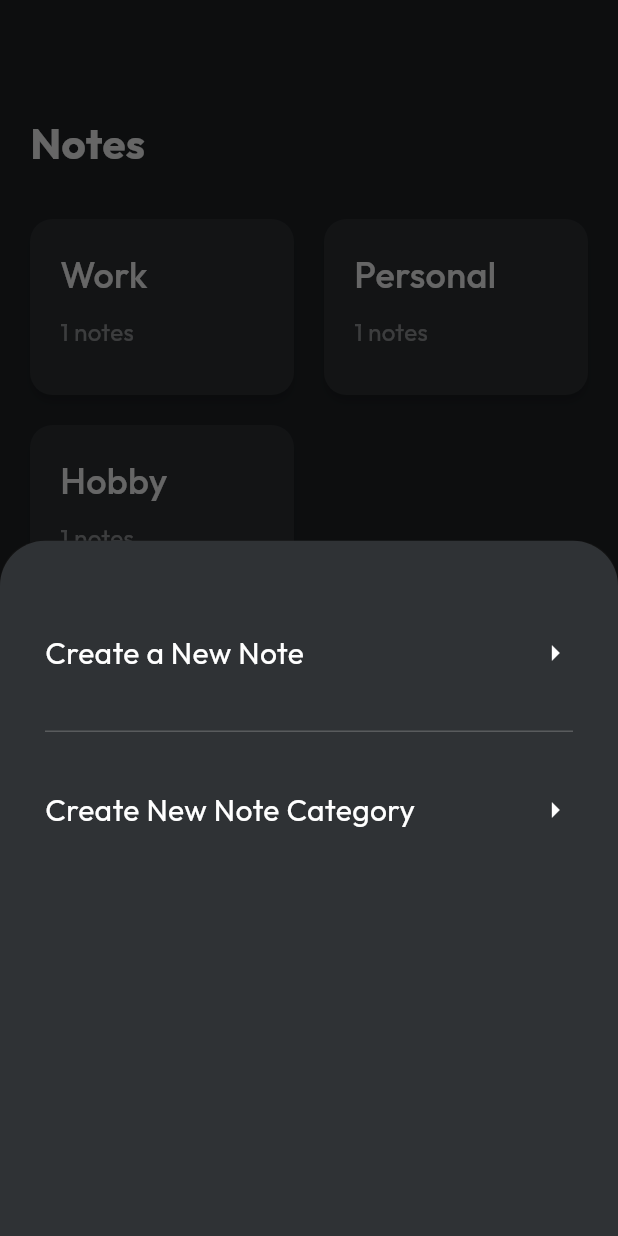
After one commit to HGSChandeepa/NoteSphere, a Flutter app: the NotesPage screen opened by its route, after a tap on the "add" icon, on a phone screen of 412 x 824 dp. The commit adds this screen. Run offline on Flutter 3.47's test engine with Material 3 defaults, Android fonts, the phone set to English and light mode, and no system bars; our stand-ins replace go_router, google_fonts, hive, hive_flutter; accounts and stored records are empty; generated files the repository leaves out were written again.

Commit message:
hive - local storage

```diff
--- a/lib/main.dart
+++ b/lib/main.dart
@@ -28,8 +28,9 @@ class MyApp extends StatelessWidget {
   Widget build(BuildContext context) {
     return MaterialApp.router(
       title: 'Notes',
+      debugShowCheckedModeBanner: false,
       theme: ThemeClass.darkTheme.copyWith(
-        textTheme: GoogleFonts.latoTextTheme(
+        textTheme: GoogleFonts.outfitTextTheme(
           Theme.of(context).textTheme,
         ),
       ),
--- /dev/null
+++ b/lib/pages/create_note.dart
@@ -0,0 +1,22 @@
+import 'package:flutter/material.dart';
+
+class CreateNotePage extends StatefulWidget {
+  const CreateNotePage({super.key});
+
+  @override
+  State<CreateNotePage> createState() => _CreateNotePageState();
+}
+
+class _CreateNotePageState extends State<CreateNotePage> {
+  @override
+  Widget build(BuildContext context) {
+    return Scaffold(
+      appBar: AppBar(
+        title: const Text('Create Note'),
+      ),
+      body: const Center(
+        child: Text('Create Note Page'),
+      ),
+    );
+  }
+}
--- a/lib/pages/notes.dart
+++ b/lib/pages/notes.dart
@@ -1,7 +1,10 @@
 import 'package:brainbox/models/note_model.dart';
 import 'package:brainbox/services/note_service.dart';
+import 'package:brainbox/utils/colors.dart';
 import 'package:brainbox/utils/constants.dart';
 import 'package:brainbox/utils/text_styles.dart';
+import 'package:brainbox/widgets/bottom_sheet.dart';
+import 'package:brainbox/widgets/notes_card.dart';
 import 'package:flutter/material.dart';
 import 'package:hive/hive.dart';
 
@@ -14,43 +17,110 @@ class NotesPage extends StatefulWidget {
 
 class _NotesPageState extends State<NotesPage> {
   final List<Note> allNotes = [];
-  //create an instance for the database hive
+  bool showCategoryInput = false;
   final _noteBox = Hive.box("notes");
   NoteService noteService = NoteService();
+
+  void openBottomSheet() {
+    showCategoryInput
+        ? showModalBottomSheet(
+            context: context,
+            barrierColor: Colors.black.withOpacity(0.6),
+            builder: (context) => CategoryInputBottomSheet(
+              showCategoryInput: true,
+              onClose: () {
+                setState(() {
+                  showCategoryInput = false;
+                });
+              },
+              onToggle: () {
+                setState(() {
+                  showCategoryInput = !showCategoryInput;
+                });
+              },
+            ),
+          )
+        : showModalBottomSheet(
+            context: context,
+            barrierColor: Colors.black.withOpacity(0.6),
+            builder: (context) => CategoryInputBottomSheet(
+              showCategoryInput: false,
+              onClose: () {
+                setState(() {
+                  showCategoryInput = false;
+                });
+              },
+              onToggle: () {
+                setState(() {
+                  showCategoryInput = !showCategoryInput;
+                });
+              },
+            ),
+          );
+  }
+
   @override
   void initState() {
-    //load the notes
+    super.initState();
     if (_noteBox.get("notes") == null) {
       noteService.createInitialNotes();
-
-      //add notes to the allNotes
       setState(() {
         allNotes.addAll(noteService.allNotes);
-        print(allNotes[0]);
       });
     } else {
       noteService.loadNotes();
       setState(() {
         allNotes.addAll(noteService.allNotes);
-        print(allNotes[0]);
       });
     }
-    super.initState();
   }
 
   @override
   Widget build(BuildContext context) {
     return Scaffold(
       appBar: AppBar(),
-      body: const Padding(
-        padding: EdgeInsets.all(
+      floatingActionButton: FloatingActionButton(
+        onPressed: openBottomSheet,
+        shape: const RoundedRectangleBorder(
+          borderRadius: BorderRadius.all(
+            Radius.circular(100),
+          ),
+        ),
+        backgroundColor: AppColors.kFabColor,
+        child: Icon(
+          Icons.add,
+          color: AppColors.kWhiteColor,
+          size: 30,
+        ),
+      ),
+      body: Padding(
+        padding: const EdgeInsets.all(
           AppConstants.kDefaultPadding,
         ),
         child: Column(
+          crossAxisAlignment: CrossAxisAlignment.start,
           children: [
-            Text(
+            const Text(
               'Notes',
               style: AppTextStyles.appTitle,
+            ),
+            const SizedBox(height: 30),
+            GridView.builder(
+              shrinkWrap: true,
+              physics: const NeverScrollableScrollPhysics(),
+              gridDelegate: const SliverGridDelegateWithFixedCrossAxisCount(
+                crossAxisCount: 2,
+                crossAxisSpacing: AppConstants.kDefaultPadding,
+                mainAxisSpacing: AppConstants.kDefaultPadding,
+                childAspectRatio: 6 / 4,
+              ),
+              itemCount: allNotes.length,
+              itemBuilder: (context, index) {
+                return NotesCard(
+                  noteCategory: allNotes[index].category,
+                  noOfNotes: noteService.getNoOfNotes(allNotes[index].category),
+                );
+              },
             ),
           ],
         ),
--- a/lib/services/note_service.dart
+++ b/lib/services/note_service.dart
@@ -45,15 +45,21 @@ class NoteService {
     if (notes != null && notes is List<dynamic>) {
       allNotes = notes.cast<Note>().toList();
     }
-
-    print("Notes loaded successfully");
   }
 
   // Method to add a note
   void addNote(Note note) async {
     allNotes.add(note);
     _myBox.put("notes", allNotes);
+  }
 
-    print("Note added successfully");
+  //methode to calculate the number of notes according to the category
+  int getNoOfNotes(String category) {
+    return allNotes.where((note) => note.category == category).length;
+  }
+
+  //method to get the notes according to the category
+  List<Note> getNotesByCategory(String category) {
+    return allNotes.where((note) => note.category == category).toList();
   }
 }
--- a/lib/utils/router.dart
+++ b/lib/utils/router.dart
@@ -1,3 +1,4 @@
+import 'package:brainbox/pages/create_note.dart';
 import 'package:brainbox/pages/home_page.dart';
 import 'package:brainbox/pages/notes.dart';
 import 'package:brainbox/pages/todos.dart';
@@ -29,6 +30,14 @@ class AppRouter {
           return const ToDoPage();
         },
       ),
+
+      GoRoute(
+        name: "create-note",
+        path: "/create-note",
+        builder: (context, state) {
+          return const CreateNotePage();
+        },
+      ),
     ],
   );
 }
--- /dev/null
+++ b/lib/widgets/bottom_sheet.dart
@@ -0,0 +1,103 @@
+import 'package:brainbox/utils/colors.dart';
+import 'package:brainbox/utils/constants.dart';
+import 'package:brainbox/utils/text_styles.dart';
+import 'package:flutter/material.dart';
+
+class CategoryInputBottomSheet extends StatefulWidget {
+  final bool showCategoryInput;
+  final Function() onClose;
+  final Function() onToggle;
+
+  const CategoryInputBottomSheet({
+    required this.showCategoryInput,
+    required this.onClose,
+    required this.onToggle,
+  });
+
+  @override
+  _CategoryInputBottomSheetState createState() =>
+      _CategoryInputBottomSheetState();
+}
+
+class _CategoryInputBottomSheetState extends State<CategoryInputBottomSheet> {
+  late TextEditingController _categoryController;
+
+  @override
+  void initState() {
+    super.initState();
+    _categoryController = TextEditingController();
+  }
+
+  @override
+  void dispose() {
+    _categoryController.dispose();
+    super.dispose();
+  }
+
+  @override
+  Widget build(BuildContext context) {
+    return Container(
+      width: double.infinity,
+      decoration: BoxDecoration(
+        borderRadius: const BorderRadius.only(
+          topLeft: Radius.circular(30),
+          topRight: Radius.circular(30),
+        ),
+        color: AppColors.kCardColor,
+      ),
+      padding: const EdgeInsets.all(AppConstants.kDefaultPadding * 1.5),
+      child: Column(
+        crossAxisAlignment: CrossAxisAlignment.start,
+        children: [
+          const SizedBox(height: 30),
+          if (widget.showCategoryInput)
+            TextField(
+              controller: _categoryController,
+              decoration: InputDecoration(
+                hintText: 'Enter Category Name',
+              ),
+            )
+          else
+            GestureDetector(
+              onTap: widget.onClose,
+              child: Row(
+                mainAxisAlignment: MainAxisAlignment.spaceBetween,
+                children: [
+                  Text(
+                    'Create a New Note',
+                    style: AppTextStyles.appDescription,
+                  ),
+                  Icon(
+                    Icons.arrow_right_outlined,
+                  )
+                ],
+              ),
+            ),
+          const SizedBox(height: 30),
+          if (!widget.showCategoryInput)
+            Divider(
+              color: AppColors.kWhiteColor.withOpacity(0.2),
+            ),
+          const SizedBox(height: 30),
+          GestureDetector(
+            onTap: widget.onToggle,
+            child: Row(
+              mainAxisAlignment: MainAxisAlignment.spaceBetween,
+              children: [
+                Text(
+                  widget.showCategoryInput
+                      ? 'Cancel Category Creation'
+                      : 'Create New Note Category',
+                  style: AppTextStyles.appDescription,
+                ),
+                Icon(
+                  Icons.arrow_right_outlined,
+                )
+              ],
+            ),
+          ),
+        ],
+      ),
+    );
+  }
+}
--- /dev/null
+++ b/lib/widgets/notes_card.dart
@@ -0,0 +1,50 @@
+import 'package:brainbox/utils/colors.dart';
+import 'package:brainbox/utils/constants.dart';
+import 'package:brainbox/utils/text_styles.dart';
+import 'package:flutter/material.dart';
+
+class NotesCard extends StatelessWidget {
+  final String noteCategory;
+  final int noOfNotes;
+  const NotesCard({
+    super.key,
+    required this.noteCategory,
+    required this.noOfNotes,
+  });
+
+  @override
+  Widget build(BuildContext context) {
+    return Container(
+      padding: const EdgeInsets.all(AppConstants.kDefaultPadding),
+      decoration: BoxDecoration(
+        color: AppColors.kCardColor,
+        borderRadius: BorderRadius.circular(15),
+        boxShadow: const [
+          BoxShadow(
+            color: Colors.black12,
+            blurRadius: 2,
+            offset: Offset(0, 5),
+          ),
+        ],
+      ),
+      child: Column(
+        crossAxisAlignment: CrossAxisAlignment.start,
+        children: [
+          Text(
+            noteCategory,
+            style: AppTextStyles.appSubtitle.copyWith(
+              fontWeight: FontWeight.w500,
+            ),
+          ),
+          const SizedBox(height: 10),
+          Text(
+            "$noOfNotes notes",
+            style: AppTextStyles.appBody.copyWith(
+              color: AppColors.kWhiteColor.withOpacity(0.5),
+            ),
+          ),
+        ],
+      ),
+    );
+  }
+}
```
